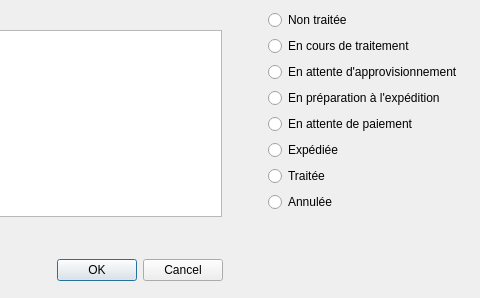
First picture: the form in gui/status_update_dialog.ui, repository Thomas-N-GEORGE/Ventadesk, before the edit; both pictures show x 278 to 758 and y 0 to 298 of the 758 by 298 pixel window.
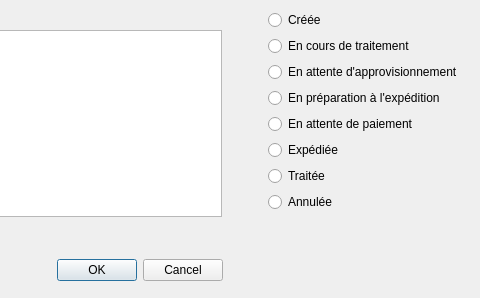
Second picture: the form after the edit.

```diff
--- a/gui/status_update_dialog.ui
+++ b/gui/status_update_dialog.ui
@@ -66,7 +66,7 @@
         <item>
          <widget class="QRadioButton" name="radio_status_NT">
           <property name="text">
-           <string>Non traitée</string>
+           <string>Créée</string>
           </property>
          </widget>
         </item>
```
Left out of the diff: 2 changed lines with no effect on the pictures.
